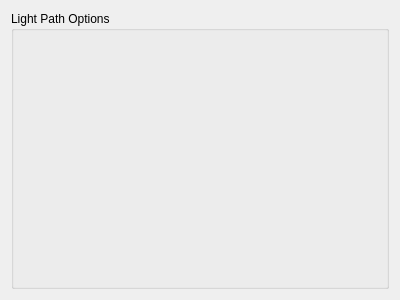
SylvainDeker/Radium-Engine, file Plugins/LightPath/src/LightPathUI.ui: the form before one commit.
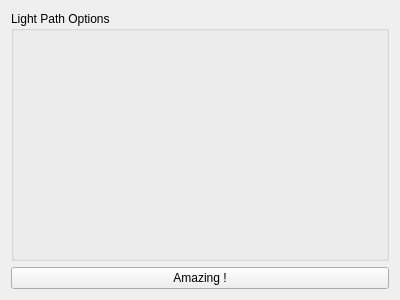
The form after the commit.

Commit message: Clean Headers with Amazing signal test

Patch:
```diff
--- a/Plugins/LightPath/src/LightPathUI.ui
+++ b/Plugins/LightPath/src/LightPathUI.ui
@@ -19,9 +19,18 @@
           <property name="title">
             <string>Light Path Options</string>
           </property>
+        </widget>        
+      </item>
+      
+      <item row="1" column="0">
+        <widget class="QPushButton" name="_amazingButton">
+          <property name="text">
+            <string>Amazing !</string>
+          </property>
         </widget>
       </item>
-    </layout>
+      
+    </layout>    
   </widget>
   <resources/>
   <connections/>
```
The commit also changes 6 other files.
